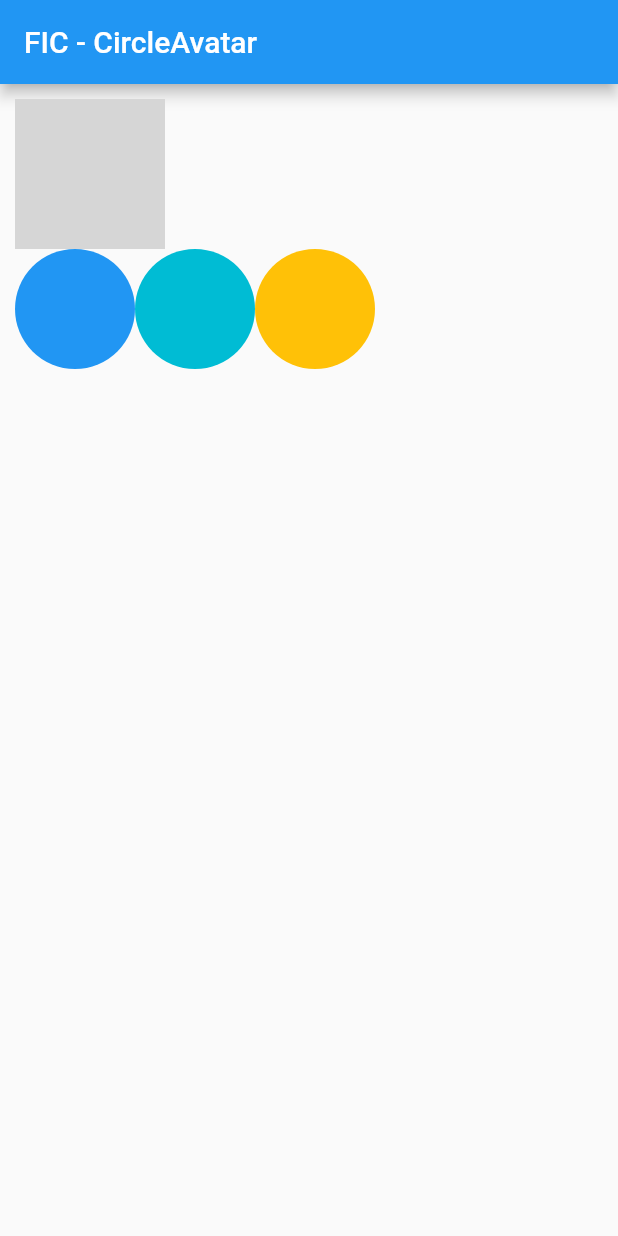
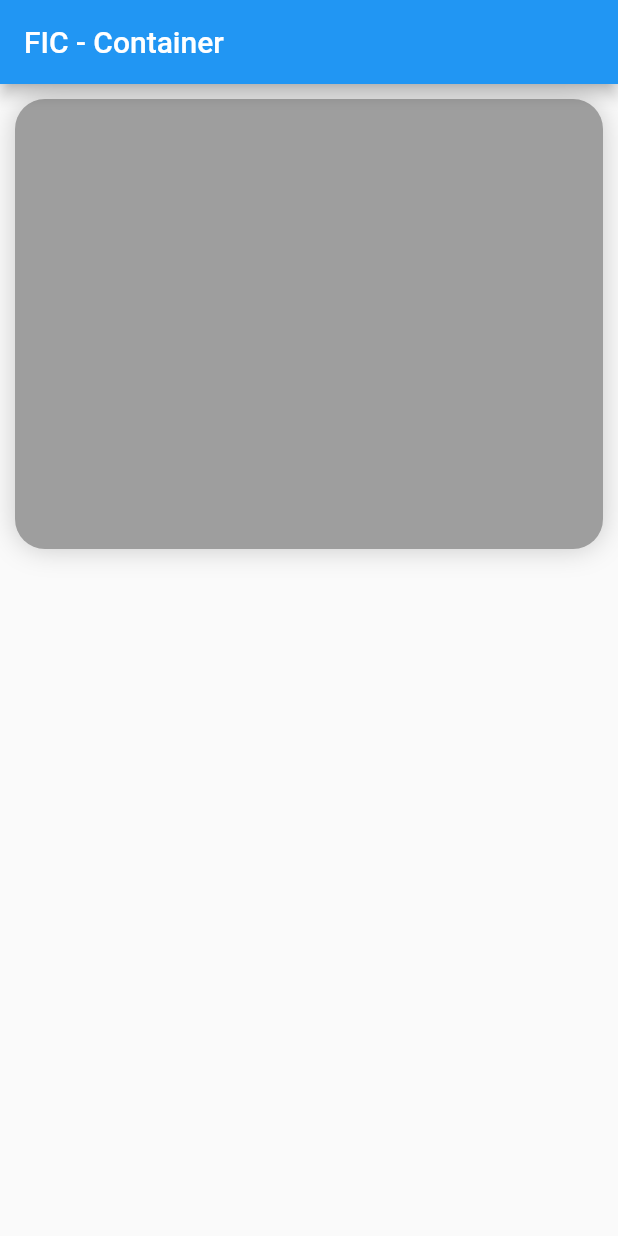
Before and after one commit to fesaworld/fic4_flutter_widgets_challenges, a Flutter app: the screen it shows after launch, on a phone screen of 412 x 824 dp. Run offline on Flutter 3.47's test engine with Material 2 defaults, Android fonts, the phone set to English and light mode, and no system bars; grey boxes are pictures that could not be loaded.

Commit message:
basic widget - basic_widget - container_widget

```diff
--- a/lib/main.dart
+++ b/lib/main.dart
@@ -45,7 +45,8 @@ class MyApp extends StatelessWidget {
       // home: const StackWidget(),
       // home: WrapWidget(),
       // home: const ButtonWidget(),
-      home: CircleAvatarWidget(),
+      // home: CircleAvatarWidget(),
+      home: const ContainerWidget(),
     );
   }
 }
--- /dev/null
+++ b/lib/tugas/basic_widget/container_widget.dart
@@ -0,0 +1,30 @@
+import 'package:flutter/material.dart';
+
+class ContainerWidget extends StatelessWidget {
+  const ContainerWidget({Key? key}) : super(key: key);
+
+  @override
+  Widget build(BuildContext context) {
+    return Scaffold(
+      appBar: AppBar(
+        title: const Text("FIC - Container"),
+      ),
+      body: Container(
+        height: 300,
+        width: double.infinity,
+        margin: const EdgeInsets.all(10.0),
+        decoration: BoxDecoration(
+          color: Colors.grey,
+          borderRadius: BorderRadius.circular(20),
+          boxShadow: [
+            BoxShadow(
+              color: Colors.black.withOpacity(0.2),
+              offset: Offset.zero,
+              blurRadius: 15.0,
+            )
+          ],
+        ),
+      ),
+    );
+  }
+}
```
